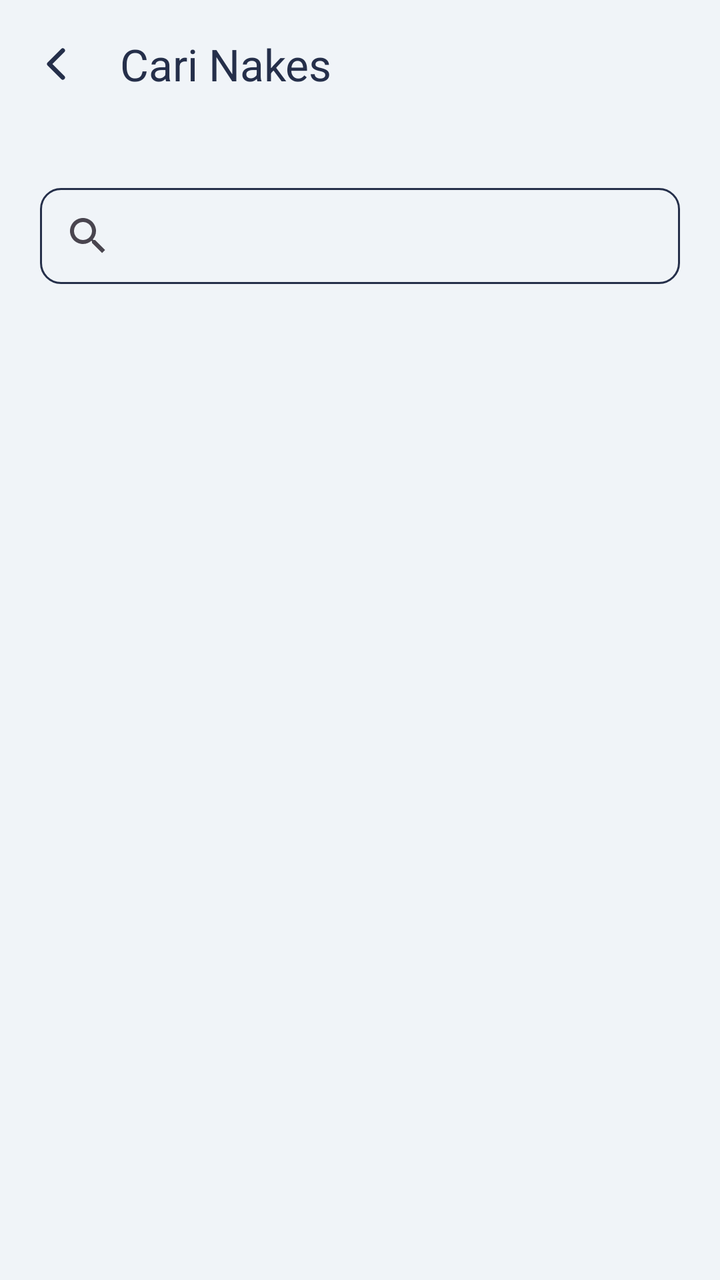
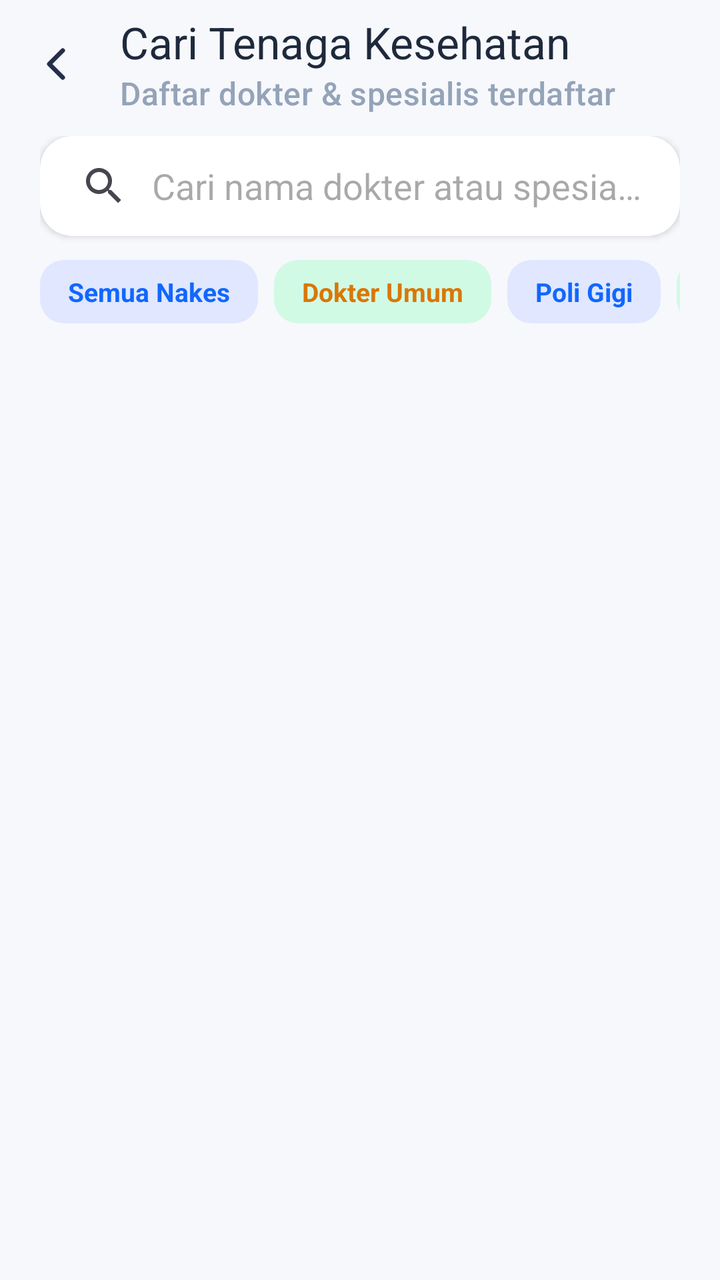

Before-and-after screenshots of an Android layout around one commit, followed by the original layout XML and the change that was made.
<!-- AndroidManifest.xml: application theme Theme.PatientMobileApp -->
<!-- res/layout/activity_cari_nakes_list.xml -->
<?xml version="1.0" encoding="utf-8"?>
<androidx.constraintlayout.widget.ConstraintLayout xmlns:android="http://schemas.android.com/apk/res/android"
    xmlns:app="http://schemas.android.com/apk/res-auto"
    xmlns:tools="http://schemas.android.com/tools" android:id="@+id/main" android:background="@color/abu" android:layout_width="match_parent" android:layout_height="match_parent" tools:context=".CariNakesListActivity">
    <androidx.appcompat.widget.Toolbar android:id="@+id/nakes" android:layout_width="match_parent" android:layout_height="wrap_content" android:background="@color/abu" android:minHeight="?attr/actionBarSize" app:layout_constraintEnd_toEndOf="parent" app:layout_constraintStart_toStartOf="parent" app:layout_constraintTop_toTopOf="parent" app:title="Cari Nakes" app:titleTextColor="@color/biruTua" app:navigationIcon="@drawable/ion_chevron_back" />
    <LinearLayout android:layout_marginHorizontal="20dp" android:id="@+id/linearLayout3" android:layout_width="match_parent" android:layout_height="wrap_content" android:layout_marginTop="10dp" android:orientation="vertical" app:layout_constraintStart_toStartOf="parent" app:layout_constraintTop_toBottomOf="@+id/nakes">
        <SearchView android:id="@+id/search" android:layout_width="match_parent" android:layout_height="wrap_content" android:layout_marginTop="20dp" android:background="@drawable/search_bar" tools:layout_editor_absoluteX="25dp" />
        <LinearLayout android:layout_marginTop="20dp" android:gravity="center_vertical" android:orientation="horizontal" android:layout_width="match_parent" android:layout_height="wrap_content"/>
        <HorizontalScrollView android:layout_width="match_parent" android:layout_height="wrap_content"/>

        <androidx.recyclerview.widget.RecyclerView android:id="@+id/recyclerNakes" android:layout_width="match_parent" android:layout_height="550dp" />

        <ScrollView android:layout_width="match_parent" android:layout_height="wrap_content"/>
    </LinearLayout>


</androidx.constraintlayout.widget.ConstraintLayout>
<!-- resources referenced by this layout -->
<resources>
  <color name="abu">#F0F4F8</color>
  <color name="biruTua">#252F4A</color>
  <!-- drawable ion_chevron_back (drawable) -->
  <vector xmlns:android="http://schemas.android.com/apk/res/android"
      android:width="24dp"
      android:height="24dp"
      android:viewportWidth="24"
      android:viewportHeight="24">
    <path
        android:pathData="M15.375,5.25L8.625,12L15.375,18.75"
        android:strokeLineJoin="round"
        android:strokeWidth="2.25"
        android:fillColor="#00000000"
        android:strokeColor="#252F4A"
        android:strokeLineCap="round"/>
  </vector>
  <!-- drawable search_bar (drawable) -->
  <?xml version="1.0" encoding="utf-8"?>
  <shape xmlns:android="http://schemas.android.com/apk/res/android">
      <stroke android:color="@color/biruTua" android:width="1dp"/>
      <corners android:radius="10dp"/>
  </shape>
  <style name="Theme.PatientMobileApp" parent="Base.Theme.PatientMobileApp" />
  <style name="Base.Theme.PatientMobileApp" parent="Theme.Material3.DayNight.NoActionBar">
          
          <item name="colorPrimary">@color/biruTua</item>
          <item name="actionBarTheme">@style/ThemeOverlay.Material3.ActionBar</item>
          <item name="android:windowBackground">@color/abu</item>
          <item name="android:forceDarkAllowed" tools:targetApi="q">false</item>
      </style>
</resources>

<!-- the commit's change to res/layout/activity_cari_nakes_list.xml (unified diff, before → after) -->
@@ -1,17 +1,131 @@
 <?xml version="1.0" encoding="utf-8"?>
 <androidx.constraintlayout.widget.ConstraintLayout xmlns:android="http://schemas.android.com/apk/res/android"
     xmlns:app="http://schemas.android.com/apk/res-auto"
-    xmlns:tools="http://schemas.android.com/tools" android:id="@+id/main" android:background="@color/abu" android:layout_width="match_parent" android:layout_height="match_parent" tools:context=".CariNakesListActivity">
-    <androidx.appcompat.widget.Toolbar android:id="@+id/nakes" android:layout_width="match_parent" android:layout_height="wrap_content" android:background="@color/abu" android:minHeight="?attr/actionBarSize" app:layout_constraintEnd_toEndOf="parent" app:layout_constraintStart_toStartOf="parent" app:layout_constraintTop_toTopOf="parent" app:title="Cari Nakes" app:titleTextColor="@color/biruTua" app:navigationIcon="@drawable/ion_chevron_back" />
-    <LinearLayout android:layout_marginHorizontal="20dp" android:id="@+id/linearLayout3" android:layout_width="match_parent" android:layout_height="wrap_content" android:layout_marginTop="10dp" android:orientation="vertical" app:layout_constraintStart_toStartOf="parent" app:layout_constraintTop_toBottomOf="@+id/nakes">
-        <SearchView android:id="@+id/search" android:layout_width="match_parent" android:layout_height="wrap_content" android:layout_marginTop="20dp" android:background="@drawable/search_bar" tools:layout_editor_absoluteX="25dp" />
-        <LinearLayout android:layout_marginTop="20dp" android:gravity="center_vertical" android:orientation="horizontal" android:layout_width="match_parent" android:layout_height="wrap_content"/>
-        <HorizontalScrollView android:layout_width="match_parent" android:layout_height="wrap_content"/>
+    xmlns:tools="http://schemas.android.com/tools"
+    android:id="@+id/main"
+    android:layout_width="match_parent"
+    android:layout_height="match_parent"
+    android:background="@color/bg_main"
+    tools:context=".CariNakesListActivity">
 
-        <androidx.recyclerview.widget.RecyclerView android:id="@+id/recyclerNakes" android:layout_width="match_parent" android:layout_height="550dp" />
+    <androidx.appcompat.widget.Toolbar
+        android:id="@+id/nakes"
+        android:layout_width="match_parent"
+        android:layout_height="wrap_content"
+        android:background="@color/bg_main"
+        android:minHeight="?attr/actionBarSize"
+        app:navigationIcon="@drawable/ion_chevron_back"
+        app:title="Cari Tenaga Kesehatan"
+        app:titleTextColor="@color/biruTua"
+        app:subtitle="Daftar dokter &amp; spesialis terdaftar"
+        app:subtitleTextColor="@color/text_muted"
+        app:layout_constraintEnd_toEndOf="parent"
+        app:layout_constraintStart_toStartOf="parent"
+        app:layout_constraintTop_toTopOf="parent" />
 
-        <ScrollView android:layout_width="match_parent" android:layout_height="wrap_content"/>
+    <LinearLayout
+        android:id="@+id/linearLayout3"
+        android:layout_width="match_parent"
+        android:layout_height="wrap_content"
+        android:orientation="vertical"
+        android:paddingHorizontal="20dp"
+        android:paddingTop="4dp"
+        app:layout_constraintEnd_toEndOf="parent"
+        app:layout_constraintStart_toStartOf="parent"
+        app:layout_constraintTop_toBottomOf="@+id/nakes">
+
+        
+        <androidx.cardview.widget.CardView
+            android:layout_width="match_parent"
+            android:layout_height="50dp"
+            app:cardBackgroundColor="@color/white"
+            app:cardCornerRadius="16dp"
+            app:cardElevation="2dp">
+
+            <SearchView
+                android:id="@+id/search"
+                android:layout_width="match_parent"
+                android:layout_height="match_parent"
+                android:iconifiedByDefault="false"
+                android:queryBackground="@android:color/transparent"
+                android:queryHint="Cari nama dokter atau spesialis..." />
+        </androidx.cardview.widget.CardView>
+
+        
+        <HorizontalScrollView
+            android:layout_width="match_parent"
+            android:layout_height="wrap_content"
+            android:layout_marginTop="12dp"
+            android:layout_marginBottom="8dp"
+            android:scrollbars="none">
+
+            <LinearLayout
+                android:layout_width="wrap_content"
+                android:layout_height="wrap_content"
+                android:gravity="center_vertical"
+                android:orientation="horizontal">
+
+                <TextView
+                    android:layout_width="wrap_content"
+                    android:layout_height="wrap_content"
+                    android:background="@drawable/shape_tag_info"
+                    android:paddingHorizontal="14dp"
+                    android:paddingVertical="7dp"
+                    android:text="Semua Nakes"
+                    android:textColor="@color/accent_blue"
+                    android:textSize="13sp"
+                    android:textStyle="bold" />
+
+                <TextView
+                    android:layout_width="wrap_content"
+                    android:layout_height="wrap_content"
+                    android:layout_marginStart="8dp"
+                    android:background="@drawable/shape_tag_tips"
+                    android:paddingHorizontal="14dp"
+                    android:paddingVertical="7dp"
+                    android:text="Dokter Umum"
+                    android:textColor="#D97706"
+                    android:textSize="13sp"
+                    android:textStyle="bold" />
+
+                <TextView
+                    android:layout_width="wrap_content"
+                    android:layout_height="wrap_content"
+                    android:layout_marginStart="8dp"
+                    android:background="@drawable/shape_tag_info"
+                    android:paddingHorizontal="14dp"
+                    android:paddingVertical="7dp"
+                    android:text="Poli Gigi"
+                    android:textColor="@color/accent_blue"
+                    android:textSize="13sp"
+                    android:textStyle="bold" />
+
+                <TextView
+                    android:layout_width="wrap_content"
+                    android:layout_height="wrap_content"
+                    android:layout_marginStart="8dp"
+                    android:background="@drawable/shape_tag_tips"
+                    android:paddingHorizontal="14dp"
+                    android:paddingVertical="7dp"
+                    android:text="Spesialis Anak"
+                    android:textColor="#D97706"
+                    android:textSize="13sp"
+                    android:textStyle="bold" />
+            </LinearLayout>
+        </HorizontalScrollView>
     </LinearLayout>
 
+    <androidx.recyclerview.widget.RecyclerView
+        android:id="@+id/recyclerNakes"
+        android:layout_width="match_parent"
+        android:layout_height="0dp"
+        android:clipToPadding="false"
+        android:paddingHorizontal="16dp"
+        android:paddingTop="6dp"
+        android:paddingBottom="40dp"
+        app:layout_constraintBottom_toBottomOf="parent"
+        app:layout_constraintEnd_toEndOf="parent"
+        app:layout_constraintStart_toStartOf="parent"
+        app:layout_constraintTop_toBottomOf="@+id/linearLayout3" />
 
 </androidx.constraintlayout.widget.ConstraintLayout>
<!-- resource entries referenced after the edit -->
@@ -1,7 +1,10 @@
 <!-- resources referenced by this layout -->
 <resources>
-  <color name="abu">#F0F4F8</color>
-  <color name="biruTua">#252F4A</color>
+  <color name="accent_blue">#1167FE</color>
+  <color name="bg_main">#F6F8FC</color>
+  <color name="biruTua">#1E293B</color>
+  <color name="text_muted">#94A3B8</color>
+  <color name="white">#FFFFFFFF</color>
   <!-- drawable ion_chevron_back (drawable) -->
   <vector xmlns:android="http://schemas.android.com/apk/res/android"
       android:width="24dp"
@@ -16,19 +19,28 @@
         android:strokeColor="#252F4A"
         android:strokeLineCap="round"/>
   </vector>
-  <!-- drawable search_bar (drawable) -->
+  <!-- drawable shape_tag_info (drawable) -->
   <?xml version="1.0" encoding="utf-8"?>
   <shape xmlns:android="http://schemas.android.com/apk/res/android">
-      <stroke android:color="@color/biruTua" android:width="1dp"/>
-      <corners android:radius="10dp"/>
+      <solid android:color="@color/tag_info_bg" />
+      <corners android:radius="12dp" />
+  </shape>
+  <!-- drawable shape_tag_tips (drawable) -->
+  <?xml version="1.0" encoding="utf-8"?>
+  <shape xmlns:android="http://schemas.android.com/apk/res/android">
+      <solid android:color="@color/tag_tips_bg" />
+      <corners android:radius="12dp" />
   </shape>
   <style name="Theme.PatientMobileApp" parent="Base.Theme.PatientMobileApp" />
+  <color name="tag_info_bg">#E0E7FF</color>
+  <color name="tag_tips_bg">#D1FAE5</color>
   <style name="Base.Theme.PatientMobileApp" parent="Theme.Material3.DayNight.NoActionBar">
           
-          <item name="colorPrimary">@color/biruTua</item>
+          <item name="colorPrimary">@color/biruNeon</item>
           <item name="actionBarTheme">@style/ThemeOverlay.Material3.ActionBar</item>
-          <item name="android:windowBackground">@color/abu</item>
+          <item name="android:windowBackground">@color/bg_main</item>
           <item name="android:forceDarkAllowed" tools:targetApi="q">false</item>
       </style>
+  <color name="biruNeon">#1167FE</color>
 </resources>
 
